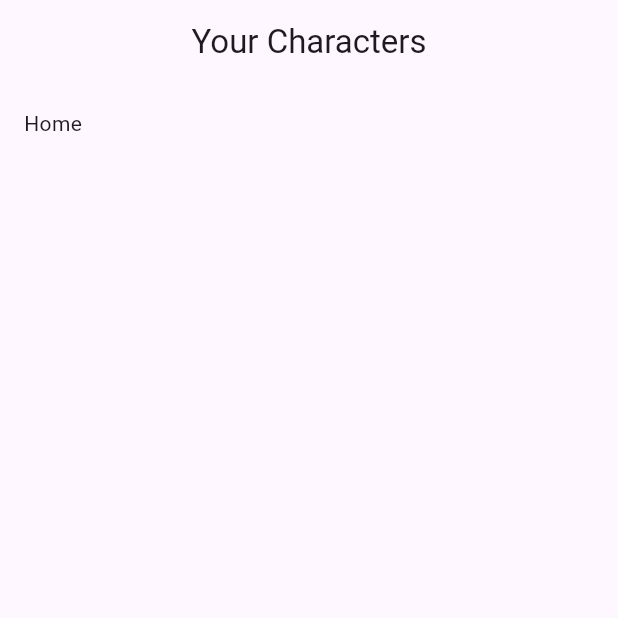
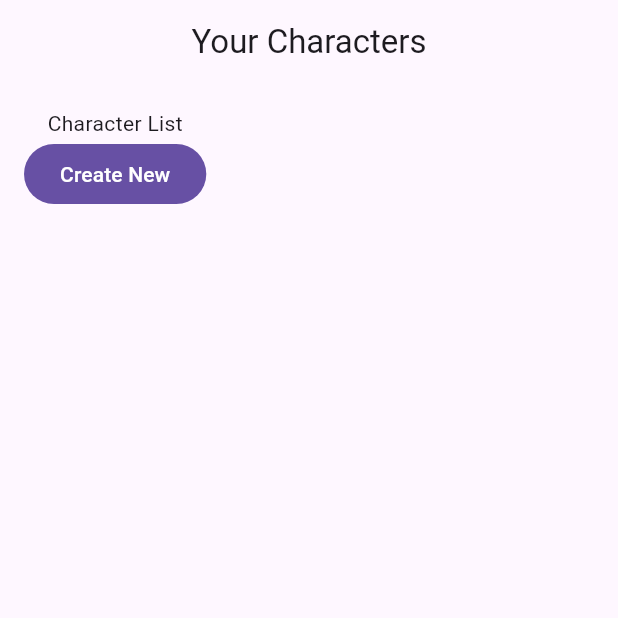
Before and after one commit to arnabict/RoleRoster, a Flutter app: the screen it shows after launch, on a phone screen of 412 x 824 dp, the top half of it. Run offline on Flutter 3.47's test engine with Material 3 defaults, Android fonts, the phone set to English and light mode, and no system bars.

Commit message:
feat: define static colors

```diff
--- a/lib/screens/home/home.dart
+++ b/lib/screens/home/home.dart
@@ -12,7 +12,15 @@
   Widget build(BuildContext context) {
     return Scaffold(
       appBar: AppBar(title: Text("Your Characters"), centerTitle: true),
-      body: Container(padding: EdgeInsets.all(16), child: Text("Home")),
+      body: Container(
+        padding: EdgeInsets.all(16),
+        child: Column(
+          children: [
+            Text("Character List"),
+            FilledButton(onPressed: () {}, child: Text("Create New")),
+          ],
+        ),
+      ),
     );
   }
 }
```
Also changed, not shown: lib/theme.dart (added, +12 -0 lines).
